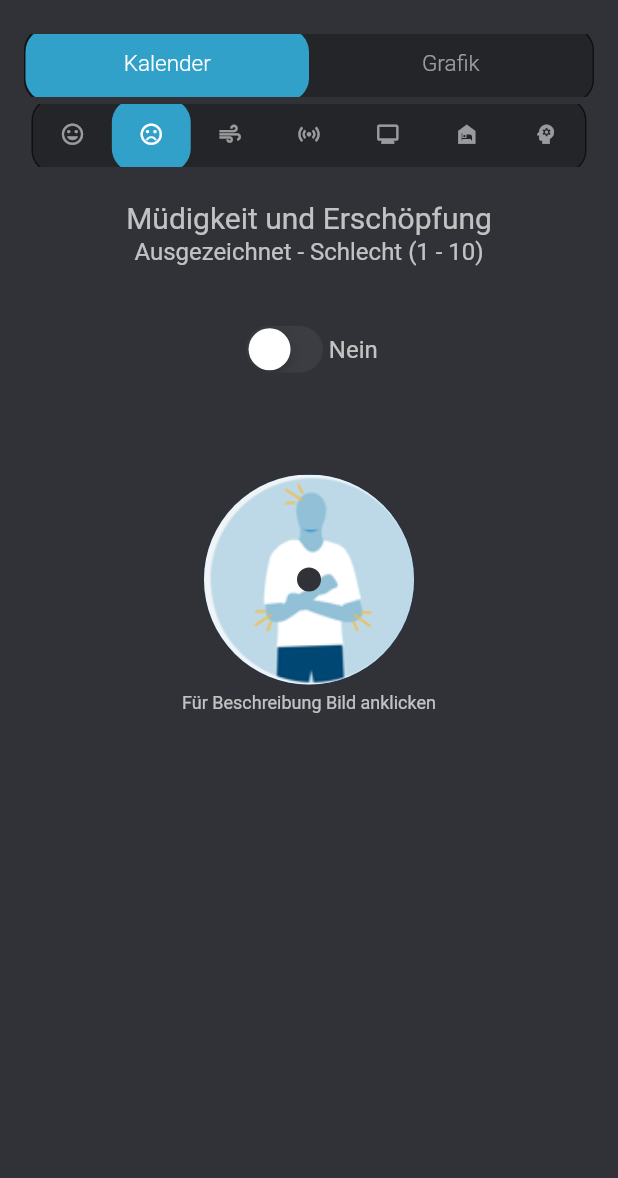
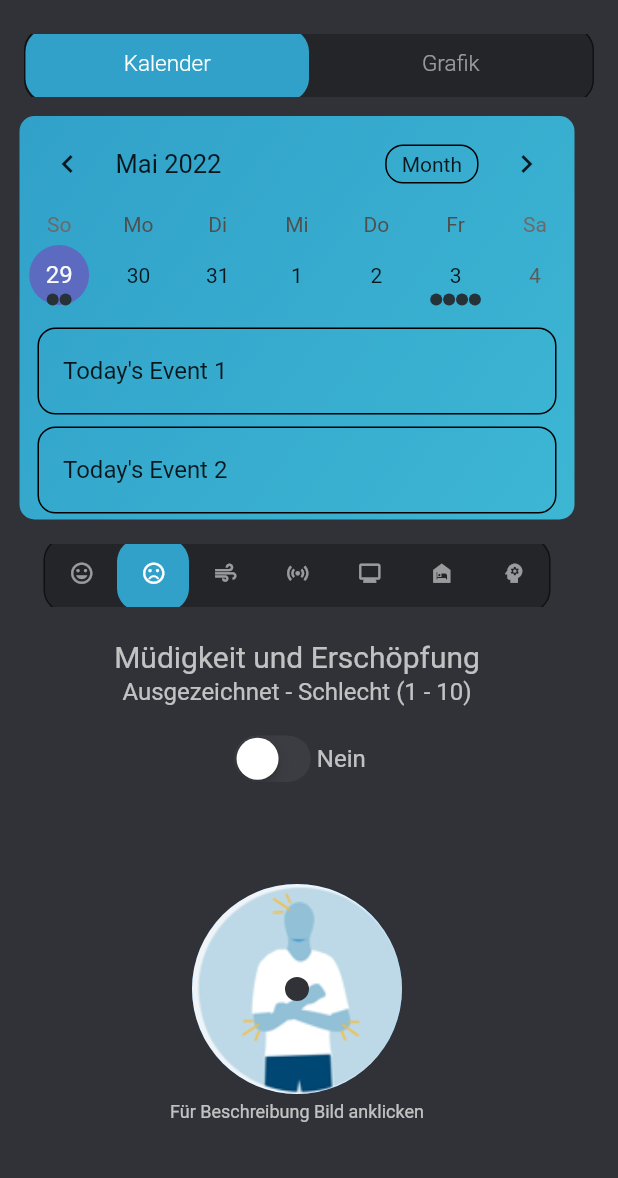
Before and after one commit to stenkjan/covidapp, a Flutter app: the CalendarTabBar screen opened directly, tab 2 chosen, on a phone screen of 412 x 824 dp, the part 58-1236 px from its top. Run offline on Flutter 3.47's test engine with Material 2 defaults, Android fonts, the phone set to English and light mode, and no system bars; drawn by our look-alikes of table_calendar; our stand-ins replace camera, carousel_slider, charts_flutter, cloud_firestore, expandable, firebase_auth and 9 more; missing offline and left inert: draw_graph; accounts and stored records are empty; network calls fail; Roboto replaces fonts that are missing (Italic, Popins, Sans).

Commit message:
Calender widget fix, need for event fix

```diff
--- a/lib/covidapp/calendar_view/calendar.dart
+++ b/lib/covidapp/calendar_view/calendar.dart
@@ -1,6 +1,7 @@
 // ignore_for_file: no_logic_in_create_state, sized_box_for_whitespace, unused_local_variable, unused_import, file_names
 
 import 'package:cloud_firestore/cloud_firestore.dart';
+import 'package:covidapp/covidapp/calendar_view/pages/basics_example.dart';
 import 'package:covidapp/covidapp/calendar_view/widgets/calendar_tabs/calendar_atemnot.dart';
 import 'package:covidapp/covidapp/calendar_view/widgets/calendar_tabs/calendar_herz.dart';
 import 'package:covidapp/covidapp/calendar_view/widgets/calendar_tabs/calendar_mood.dart';
@@ -19,6 +20,7 @@ import 'package:intl/intl.dart';
 import 'package:provider/provider.dart';
 
 import 'pages/calendar_form.dart';
+import 'pages/complex_example.dart';
 import 'widgets/arrow_button.dart';
 
 class Calendar extends StatefulWidget {
@@ -50,30 +52,32 @@ class CalendarState extends State<Calendar> {
   /// build Calendar Widget and Variable input through calendar_tab_bar integration
   @override
   Widget build(BuildContext context) {
-
-
     final calContent = Provider.of<CalendarContent>(context);
     final calService = Provider.of<CalendarService>(context);
 
     return Scaffold(
       backgroundColor: const Color(0xFF313237),
-      body: Column(
+      body: SingleChildScrollView(
+        child: Column(
+          mainAxisSize: MainAxisSize.min,
           children: <Widget>[
-          const SizedBox(
-            height: 00.0,
+            // Missing calendar implementation
+            Padding(
+              padding: const EdgeInsets.all(8.0),
+              child: TableComplexExample(),
             ),
-          // Missing calendar implementation
-         /*  Padding(
+            Padding(
               padding: const EdgeInsets.all(8.0),
-              child: Container(width: 370, child: const CalendarForm())), */
-          Expanded(
+              child: Container(
+                width: 370,
+                height: 450,
                 child: DefaultTabController(
                   length: 7,
                   child: Scaffold(
                     backgroundColor: Colors.transparent,
                     appBar: PreferredSize(
-                  preferredSize:
-                      const Size.fromHeight(42.0), // here the desired height
+                      preferredSize: const Size.fromHeight(
+                          42.0), // here the desired height
                       child: AppBar(
                         backgroundColor: Colors.transparent,
                         elevation: 0.0,
@@ -182,9 +186,11 @@ class CalendarState extends State<Calendar> {
                   ),
                 ),
               ),
+            ),
           ],
         ),
-      floatingActionButton: Opacity(
+      ),
+      /* floatingActionButton: Opacity(
         opacity: calContent.count.toDouble(),
         child: FloatingActionButton.extended(
           onPressed: () {
@@ -211,7 +217,7 @@ class CalendarState extends State<Calendar> {
           ),
           icon: const Icon(Icons.save_alt),
         ),
-      ),
+      ), */
     );
   }
 }
--- a/lib/covidapp/calendar_view/calendar_tab_bar.dart
+++ b/lib/covidapp/calendar_view/calendar_tab_bar.dart
@@ -1,4 +1,3 @@
-
 import 'package:covidapp/covidapp/calendar_view/grafik.dart';
 import 'package:covidapp/covidapp/calendar_view/calendar.dart';
 import 'package:flutter/material.dart';
@@ -286,7 +285,7 @@ class CalendarTabBarState extends State<CalendarTabBar> {
                   children: [
                     Padding(
                       padding: EdgeInsets.only(left: 5.0, right: 5.0, top: 5.0),
-                      child: Calendar(),
+                      child: SizedBox(width: 370, child: Calendar()),
                     ),
                     Padding(
                       padding: EdgeInsets.only(left: 5.0, right: 5.0, top: 5.0),
--- a/lib/covidapp/calendar_view/grafik.dart
+++ b/lib/covidapp/calendar_view/grafik.dart
@@ -93,7 +93,8 @@ class GrafikState extends State<Grafik> {
                     width: 30,
                     decoration: BoxDecoration(
                         color:
-                            calContent.getCalendarColorSum(calContent.sumColor),
+                            /* calContent.getCalendarColorSum(calContent.sumColor), */
+                            calContent.getLevel(calContent.sumColor.toInt()),
                         borderRadius: BorderRadius.circular(20),
                         boxShadow: const [
                           BoxShadow(
--- a/lib/covidapp/calendar_view/grafik_data_stream.dart
+++ b/lib/covidapp/calendar_view/grafik_data_stream.dart
@@ -37,7 +37,7 @@ class GrafikDataStream extends StatelessWidget {
             Map<String, dynamic> data =
                 snapshot.data!.data() as Map<String, dynamic>;
             calContent.dayliepieMap(data);
-            calContent.listSum(data);
+            /* calContent.listSum(data); */
 
             return SizedBox(
               width: 350,
--- a/lib/covidapp/calendar_view/pages/complex_example.dart
+++ b/lib/covidapp/calendar_view/pages/complex_example.dart
@@ -7,8 +7,6 @@ import 'package:covidapp/covidapp/calendar_view/pages/utils.dart';
 import 'package:flutter/material.dart';
 import 'package:intl/intl.dart';
 import 'package:table_calendar/table_calendar.dart';
-
-
 
 // ignore: use_key_in_widget_constructors
 class TableComplexExample extends StatefulWidget {
@@ -24,7 +22,7 @@ class TableComplexExampleState extends State<TableComplexExample> {
     equals: isSameDay,
     hashCode: getHashCode,
   );
-  CalendarFormat _calendarFormat = CalendarFormat.month;
+  CalendarFormat _calendarFormat = CalendarFormat.week;
   RangeSelectionMode _rangeSelectionMode = RangeSelectionMode.toggledOff;
   DateTime? _rangeStart;
   DateTime? _rangeEnd;
@@ -99,13 +97,22 @@ class TableComplexExampleState extends State<TableComplexExample> {
 
   @override
   Widget build(BuildContext context) {
-    return Scaffold(
-      appBar: AppBar(
-        title: const Text('TableCalendar - Complex'),
-      ),
-      body: Column(
+    return Container(
+      width: 370,
+      decoration: const BoxDecoration(
+          borderRadius: BorderRadius.only(
+              topLeft: Radius.circular(10.0),
+              topRight: Radius.circular(10.0),
+              bottomLeft: Radius.circular(10.0),
+              bottomRight: Radius.circular(10.0)),
+          gradient: LinearGradient(
+            colors: [Color(0xFF31A1C9), Color(0xFF3DB6D4)],
+            begin: Alignment.topLeft,
+            end: Alignment.bottomRight,
+          )),
+      child: Column(
         children: [
-          ValueListenableBuilder<DateTime>(
+          /*  ValueListenableBuilder<DateTime>(
             valueListenable: _focusedDay,
             builder: (context, value, _) {
               return _CalendarHeader(
@@ -114,6 +121,8 @@ class TableComplexExampleState extends State<TableComplexExample> {
                 onTodayButtonTap: () {
                   setState(() => _focusedDay.value = DateTime.now());
                 },
+
+
                 onClearButtonTap: () {
                   setState(() {
                     _rangeStart = null;
@@ -136,13 +145,13 @@ class TableComplexExampleState extends State<TableComplexExample> {
                 },
               );
             },
-          ),
+          ), */
           TableCalendar<Event>(
             locale: 'de_AT',
             firstDay: kFirstDay,
             lastDay: kLastDay,
             focusedDay: _focusedDay.value,
-            headerVisible: false,
+            headerVisible: true,
             selectedDayPredicate: (day) => _selectedDays.contains(day),
             rangeStartDay: _rangeStart,
             rangeEndDay: _rangeEnd,
@@ -163,12 +172,13 @@ class TableComplexExampleState extends State<TableComplexExample> {
               }
             },
           ),
-          const SizedBox(height: 8.0),
-          Expanded(
-            child: ValueListenableBuilder<List<Event>>(
+          const SizedBox(height: 5.0),
+          ValueListenableBuilder<List<Event>>(
             valueListenable: _selectedEvents,
             builder: (context, value, _) {
               return ListView.builder(
+                scrollDirection: Axis.vertical,
+                shrinkWrap: true,
                 itemCount: value.length,
                 itemBuilder: (context, index) {
                   return Container(
@@ -190,7 +200,6 @@ class TableComplexExampleState extends State<TableComplexExample> {
               );
             },
           ),
-          ),
         ],
       ),
     );
@@ -203,6 +212,7 @@ class _CalendarHeader extends StatelessWidget {
   final VoidCallback onRightArrowTap;
   final VoidCallback onTodayButtonTap;
   final VoidCallback onClearButtonTap;
+
   final bool clearButtonVisible;
 
   const _CalendarHeader({
--- a/lib/covidapp/calendar_view/pages/utils.dart
+++ b/lib/covidapp/calendar_view/pages/utils.dart
@@ -3,13 +3,16 @@
 
 import 'dart:collection';
 
+import 'package:flutter/material.dart';
 import 'package:table_calendar/table_calendar.dart';
 
 /// Example event class.
 class Event {
   final String title;
-
-  const Event(this.title);
+  /* final Color eventColor; */
+  const Event(
+    this.title,
+  );
 
   @override
   String toString() => title;
@@ -22,10 +25,12 @@ final kEvents = LinkedHashMap<DateTime, List<Event>>(
   equals: isSameDay,
   hashCode: getHashCode,
 )..addAll(_kEventSource);
-
-final _kEventSource = { for (var item in List.generate(50, (index) => index)) DateTime.utc(kFirstDay.year, kFirstDay.month, item * 5) : List.generate(
-        item % 4 + 1, (index) => Event('Event $item | ${index + 1}')) }
-        /* converted from: final _kEventSource = {  Map.fromIterable(List.generate(50, (index) => index),
+final _kEventSource = {
+  for (var item in List.generate(50, (index) => index))
+    DateTime.utc(kFirstDay.year, kFirstDay.month, item * 5): List.generate(
+        item % 4 + 1, (index) => Event('Tageswert $item | ${index + 1}'))
+}
+  /* converted from: final _kEventSource = {  Map.fromIterable(List.generate(50, (index) => index),
     key: (item) => DateTime.utc(kFirstDay.year, kFirstDay.month, item * 5),
     value: (item) => List.generate(
         item % 4 + 1, (index) => Event('Event $item | ${index + 1}')))} */
--- a/lib/covidapp/calendar_view/widgets/calendar_tabs/calendar_muedigkeit.dart
+++ b/lib/covidapp/calendar_view/widgets/calendar_tabs/calendar_muedigkeit.dart
@@ -10,8 +10,6 @@ class CalendarMuedigkeit extends StatefulWidget {
   const CalendarMuedigkeit({Key? key}) : super(key: key);
   @override
   CalendarMuedigkeitState createState() => CalendarMuedigkeitState();
-
-
 }
 
 class CalendarMuedigkeitState extends State<CalendarMuedigkeit> {
@@ -53,7 +51,7 @@ class CalendarMuedigkeitState extends State<CalendarMuedigkeit> {
             height: 12,
           ),
           Column(
-            mainAxisAlignment: MainAxisAlignment.center,
+            mainAxisAlignment: MainAxisAlignment.start,
             children: [
               SizedBox(
                 width: SizeConfig.getWidth(context),
@@ -86,7 +84,7 @@ class CalendarMuedigkeitState extends State<CalendarMuedigkeit> {
                         color: Colors.white70)),
               ),
               const SizedBox(
-                height: 30,
+                height: 10,
               ),
               Center(
                 child: Row(
@@ -121,11 +119,8 @@ class CalendarMuedigkeitState extends State<CalendarMuedigkeit> {
               ),
             ],
           ),
-          const SizedBox(
-            height: 0,
-          ),
           Column(
-            mainAxisAlignment: MainAxisAlignment.center,
+            mainAxisAlignment: MainAxisAlignment.start,
             children: [
               Padding(
                 padding: const EdgeInsets.symmetric(horizontal: 15.0),
@@ -160,7 +155,7 @@ class CalendarMuedigkeitState extends State<CalendarMuedigkeit> {
           Column(
             children: [
               Container(
-                alignment: Alignment.bottomCenter,
+                alignment: Alignment.topCenter,
                 child: GestureDetector(
                   onTap: () {
                     Navigator.of(context).push(
@@ -172,7 +167,8 @@ class CalendarMuedigkeitState extends State<CalendarMuedigkeit> {
                     tag: "muedigkeit",
                     child: CircleAvatar(
                       maxRadius: 70,
-                      backgroundImage: const AssetImage("images/lcs_allgemein_hero.png"),
+                      backgroundImage:
+                          const AssetImage("images/lcs_allgemein_hero.png"),
                       child: Padding(
                         padding: const EdgeInsets.symmetric(vertical: 8.0),
                         child: Material(
@@ -187,7 +183,7 @@ class CalendarMuedigkeitState extends State<CalendarMuedigkeit> {
                   ),
                 ),
               ),
-                const SizedBox(
+              const SizedBox(
                 height: 5,
               ),
               const Text("Für Beschreibung Bild anklicken",
```
Also changed, not shown: lib/covidapp/calendar_view/pages/basics_example.dart (+6 -5 lines), lib/covidapp/calendar_view/widgets/calendar_tabs/calendar_atemnot.dart (+6 -4 lines), lib/covidapp/calendar_view/widgets/calendar_tabs/calendar_mood.dart (+8 -10 lines), lib/covidapp/content/calendar_content.dart (+10 -2 lines), lib/home.dart (+6 -10 lines). Lines whose indentation alone changed are shown as unchanged.
